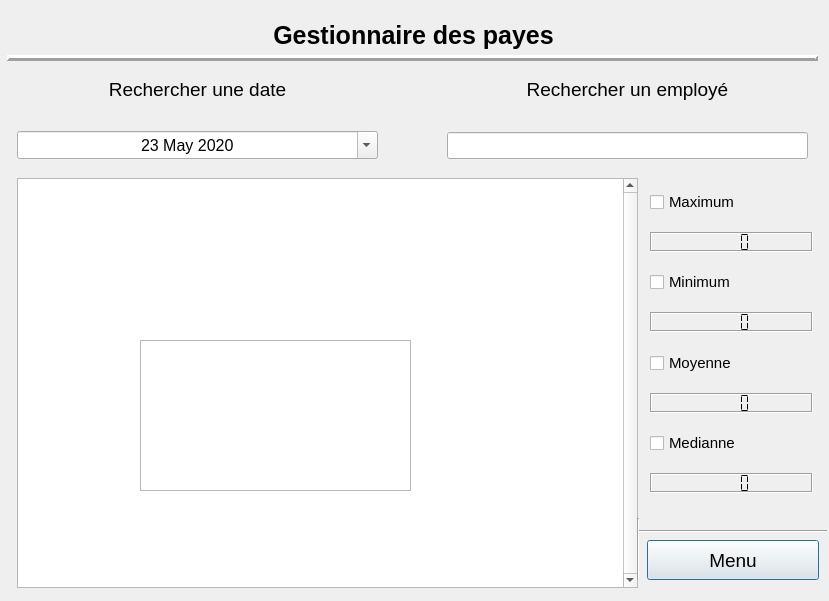
Old version of the form UI/MenuPaye.ui in the repository LePerron/Application-gestion-employes-projet-session-2023.
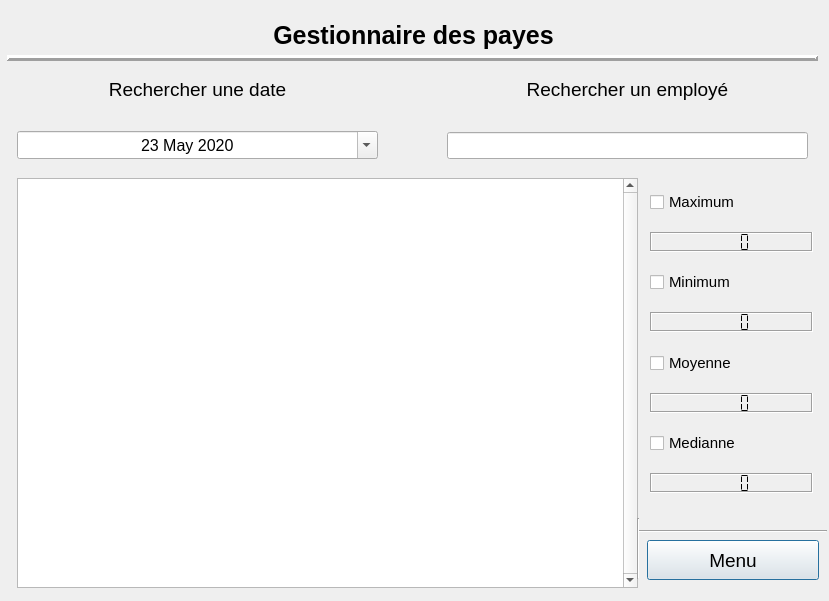
New version of the form.

The edit to the form file:
```diff
--- a/UI/MenuPaye.ui
+++ b/UI/MenuPaye.ui
@@ -571,22 +571,6 @@
     <string>Menu</string>
    </property>
   </widget>
-  <widget class="QFrame" name="frame">
-   <property name="geometry">
-    <rect>
-     <x>140</x>
-     <y>340</y>
-     <width>271</width>
-     <height>151</height>
-    </rect>
-   </property>
-   <property name="frameShape">
-    <enum>QFrame::StyledPanel</enum>
-   </property>
-   <property name="frameShadow">
-    <enum>QFrame::Raised</enum>
-   </property>
-  </widget>
  </widget>
  <resources/>
  <connections/>
```
Left out of the diff: 3 changed lines with no effect on the pictures.
